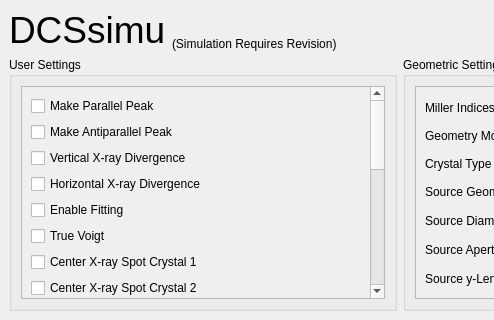
This is dcs_gui_new.ui in DSPinheiro/DCS_MonteCarlo as Qt 5 draws it before an edit; both pictures show x 0 to 494 and y 0 to 320 of the 800 by 913 pixel window. The edited form follows.
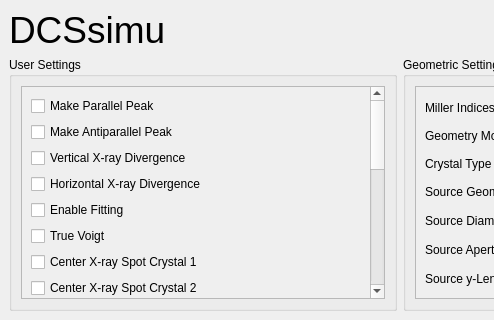
This is the edited form.

Diff of the .ui file:
```diff
--- a/dcs_gui_new.ui
+++ b/dcs_gui_new.ui
@@ -35,19 +35,6 @@
         </property>
        </widget>
       </item>
-      <item>
-       <widget class="QLabel" name="label">
-        <property name="text">
-         <string>(Simulation Requires Revision)</string>
-        </property>
-        <property name="alignment">
-         <set>Qt::AlignBottom|Qt::AlignLeading|Qt::AlignLeft</set>
-        </property>
-        <property name="margin">
-         <number>7</number>
-        </property>
-       </widget>
-      </item>
       <item>
        <spacer name="horizontalSpacer">
         <property name="orientation">
```
Left out of the diff: 3 changed lines with no effect on the pictures.
